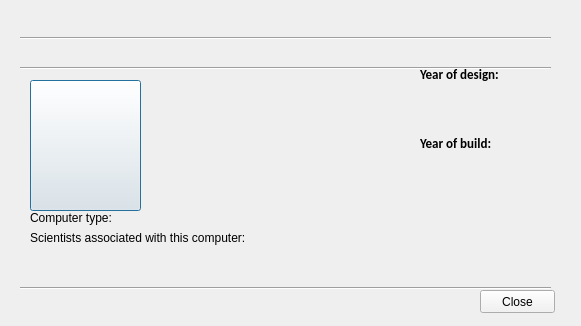
Above: Hopur21Verkefni/MyComputerScienceList/ui/compmoreinfo.ui from Hopur21/Hopur21 before the change. Below: the same form after it.
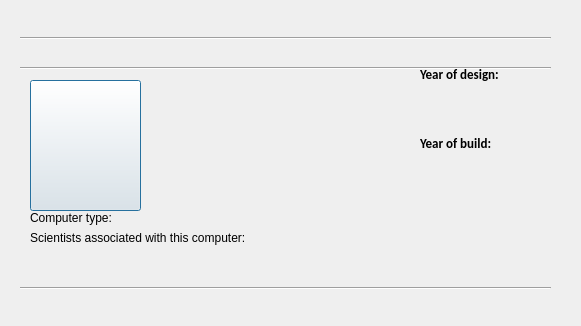
That is the form after the change. Icons and pictures are not drawn.

What changed in the file:
```diff
--- a/Hopur21Verkefni/MyComputerScienceList/ui/compmoreinfo.ui
+++ b/Hopur21Verkefni/MyComputerScienceList/ui/compmoreinfo.ui
@@ -120,22 +120,6 @@
     <enum>Qt::Horizontal</enum>
    </property>
   </widget>
-  <widget class="QPushButton" name="pushButton_close">
-   <property name="geometry">
-    <rect>
-     <x>480</x>
-     <y>290</y>
-     <width>75</width>
-     <height>23</height>
-    </rect>
-   </property>
-   <property name="styleSheet">
-    <string notr="true">background-color: rgb(241, 241, 242);</string>
-   </property>
-   <property name="text">
-    <string>Close</string>
-   </property>
-  </widget>
   <widget class="Line" name="line_3">
    <property name="geometry">
     <rect>
```
